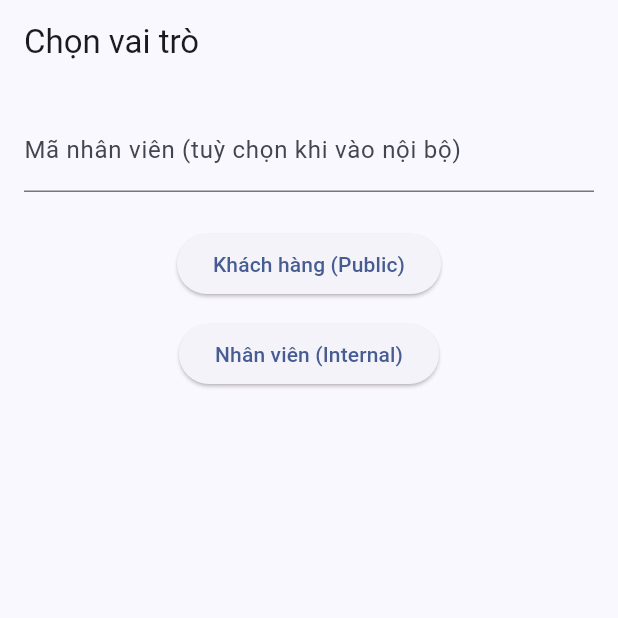
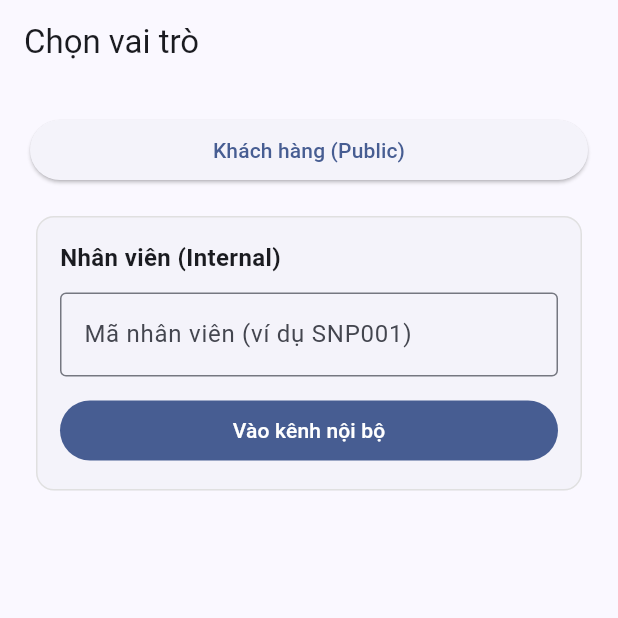
Before and after one commit to chatbotsnp/Snp-mobile, a Flutter app: the screen it shows after launch, on a phone screen of 412 x 824 dp, the top half of it. Run offline on Flutter 3.47's test engine with Material 3 defaults, Android fonts, the phone set to English and light mode, and no system bars; our stand-ins replace flutter_local_notifications, timezone.

Commit message:
Update login_screen.dart

```diff
--- a/app_lib/lib/login_screen.dart
+++ b/app_lib/lib/login_screen.dart
@@ -1,7 +1,8 @@
+// lib/login_screen.dart
 import 'package:flutter/material.dart';
-import 'chat_screen.dart';
-import 'employee_service.dart';
+import 'package:snp_chatbot/chat_screen.dart';
 
+/// Vai trò người dùng
 enum UserRole { public, internal }
 
 class LoginScreen extends StatefulWidget {
@@ -13,80 +14,98 @@ class LoginScreen extends StatefulWidget {
 
 class _LoginScreenState extends State<LoginScreen> {
   final _codeCtrl = TextEditingController();
-  final _svc = EmployeeService();
-  bool _checking = false;
-  String? _error;
+  final _formKey = GlobalKey<FormState>();
 
-  Future<void> _go(UserRole role) async {
-    setState(() {
-      _error = null;
-    });
-
+  void _go(BuildContext context, UserRole role) {
+    // Nếu khách hàng (public) => không cần mã nhân viên
     if (role == UserRole.public) {
-      if (!mounted) return;
       Navigator.of(context).push(MaterialPageRoute(
         builder: (_) => ChatScreen(role: UserRole.public),
       ));
       return;
     }
 
-    // internal -> cần mã nhân viên (có thể rỗng, nhưng nếu đúng admin thì bật màn admin trong ChatScreen)
+    // Nội bộ: yêu cầu nhập mã (có thể cho phép trống nếu bạn muốn)
+    if (!_formKey.currentState!.validate()) return;
+
     final code = _codeCtrl.text.trim();
-    setState(() => _checking = true);
-    final emp = code.isEmpty ? null : await _svc.findByCode(code);
-    setState(() => _checking = false);
-
-    if (!mounted) return;
-    if (emp == null) {
-      _error = code.isEmpty
-          ? null // cho phép vào nội bộ không mã (chỉ chat)
-          : 'Không tìm thấy nhân viên $code';
-    } else if (!emp.isActive) {
-      _error = 'Tài khoản đã bị khóa';
-    }
-
     Navigator.of(context).push(MaterialPageRoute(
       builder: (_) => ChatScreen(
         role: UserRole.internal,
-        employeeCode: code.isEmpty ? null : code,
-        isAdmin: emp?.isAdmin ?? false,
-        employeeName: emp?.name,
-        employeeDept: emp?.dept,
+        employeeCode: code,
       ),
     ));
   }
 
   @override
+  void dispose() {
+    _codeCtrl.dispose();
+    super.dispose();
+  }
+
+  @override
   Widget build(BuildContext context) {
+    final spacing = const SizedBox(height: 16);
+
     return Scaffold(
       appBar: AppBar(title: const Text('Chọn vai trò')),
-      body: Padding(
-        padding: const EdgeInsets.all(16),
-        child: Column(
+      body: SafeArea(
+        child: ListView(
+          padding: const EdgeInsets.all(20),
           children: [
-            TextField(
-              controller: _codeCtrl,
-              decoration: const InputDecoration(
-                labelText: 'Mã nhân viên (tuỳ chọn khi vào nội bộ)',
-                hintText: 'VD: SNP001',
-              ),
-            ),
-            if (_error != null) ...[
-              const SizedBox(height: 8),
-              Text(_error!, style: const TextStyle(color: Colors.red)),
-            ],
-            const SizedBox(height: 24),
             ElevatedButton(
-              onPressed: _checking ? null : () => _go(UserRole.public),
+              onPressed: () => _go(context, UserRole.public),
               child: const Text('Khách hàng (Public)'),
             ),
-            const SizedBox(height: 12),
-            ElevatedButton(
-              onPressed: _checking ? null : () => _go(UserRole.internal),
-              child: _checking
-                  ? const SizedBox(
-                      width: 18, height: 18, child: CircularProgressIndicator())
-                  : const Text('Nhân viên (Internal)'),
+            spacing,
+            Card(
+              elevation: 0,
+              shape: RoundedRectangleBorder(
+                borderRadius: BorderRadius.circular(12),
+                side: BorderSide(color: Colors.grey.shade300),
+              ),
+              child: Padding(
+                padding: const EdgeInsets.all(16),
+                child: Form(
+                  key: _formKey,
+                  child: Column(
+                    crossAxisAlignment: CrossAxisAlignment.start,
+                    children: [
+                      const Text(
+                        'Nhân viên (Internal)',
+                        style: TextStyle(
+                          fontWeight: FontWeight.w600,
+                          fontSize: 16,
+                        ),
+                      ),
+                      const SizedBox(height: 12),
+                      TextFormField(
+                        controller: _codeCtrl,
+                        decoration: const InputDecoration(
+                          labelText: 'Mã nhân viên (ví dụ SNP001)',
+                          border: OutlineInputBorder(),
+                        ),
+                        textInputAction: TextInputAction.done,
+                        validator: (v) {
+                          if (v == null || v.trim().isEmpty) {
+                            return 'Vui lòng nhập mã nhân viên';
+                          }
+                          return null;
+                        },
+                        onFieldSubmitted: (_) => _go(context, UserRole.internal),
+                      ),
+                      const SizedBox(height: 12),
+                      SizedBox(
+                        width: double.infinity,
+                        child: FilledButton(
+                          onPressed: () => _go(context, UserRole.internal),
+                          child: const Text('Vào kênh nội bộ'),
+                        ),
+                      ),
+                    ],
+                  ),
+                ),
+              ),
             ),
           ],
         ),
```
